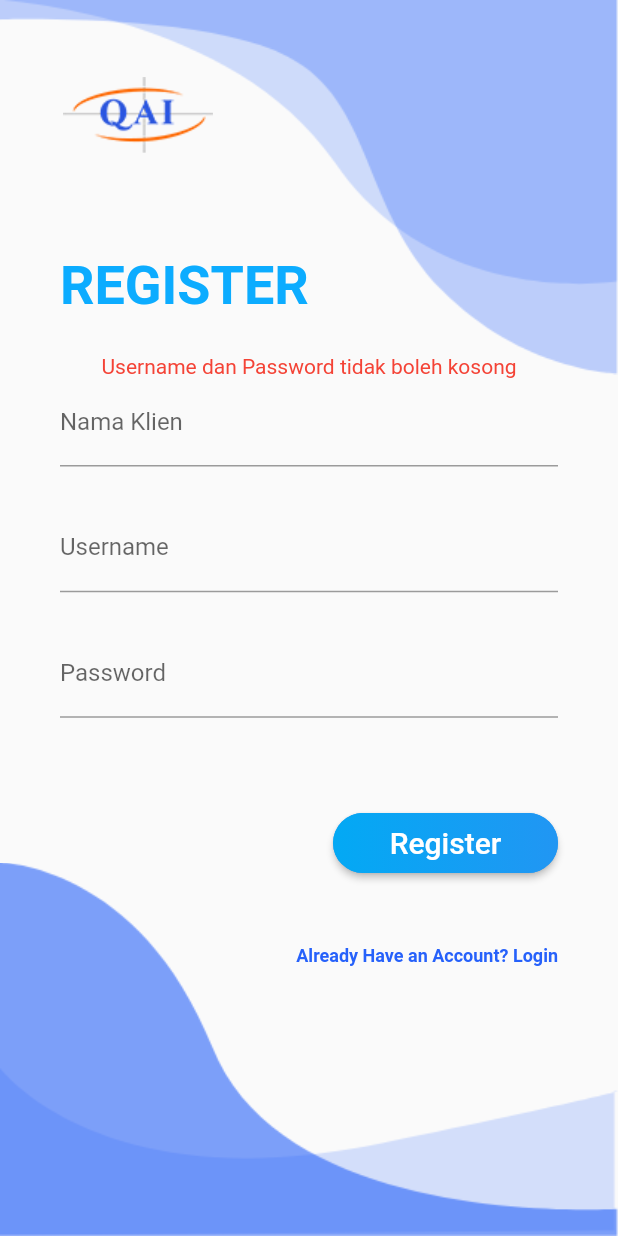
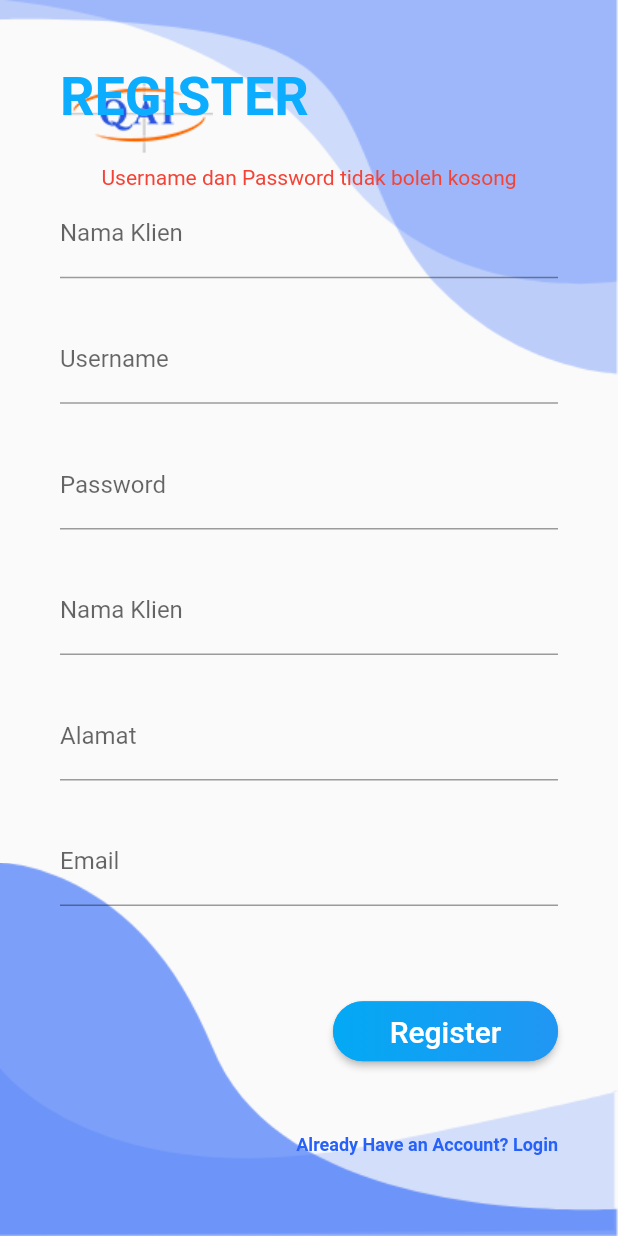
Before and after one commit to sirojjy/qims_mobile, a Flutter app: the Register screen opened by its route, after a tap on "Register", on a phone screen of 412 x 824 dp. Run offline on Flutter 3.47's test engine with Material 2 defaults, Android fonts, the phone set to English and light mode, and no system bars; our stand-ins replace bloc, equatable, flutter_bloc, google_maps_flutter, shared_preferences; missing offline and left inert: circular_bottom_navigation, enhance_stepper, maps_launcher, rounded_expansion_tile; accounts and stored records are empty.

Commit message:
BLOC Dashboard

```diff
--- a/lib/aut_modul/ui/bloc/auth_bloc.dart
+++ b/lib/aut_modul/ui/bloc/auth_bloc.dart
@@ -5,6 +5,7 @@ import 'package:equatable/equatable.dart';
 import 'package:meta/meta.dart';
 import 'package:qims_mobile/share/api_constant.dart';
 import 'package:http/http.dart' as http;
+import 'package:shared_preferences/shared_preferences.dart';
 
 part 'auth_event.dart';
 part 'auth_state.dart';
@@ -13,6 +14,7 @@ part 'auth_state.dart';
 
 
 class AuthBloc extends Bloc<AuthEvent, AuthState> {
+
   AuthBloc() : super(AuthState()) {
     on<OnLoginEvent>(_validateToLogin);
     on<OnRegisterEvent>(_validateToRegister);
@@ -21,6 +23,9 @@ class AuthBloc extends Bloc<AuthEvent, AuthState> {
 
 
   FutureOr<void> _validateToLogin(OnLoginEvent event, Emitter<AuthState> emit) async {
+    SharedPreferences prefs = await SharedPreferences.getInstance();
+
+
     emit(
       state.copyWith(
         status: AuthStateStatus.loading
@@ -71,8 +76,13 @@ class AuthBloc extends Bloc<AuthEvent, AuthState> {
           emit(
               state.copyWith(
                 status: AuthStateStatus.success,
+
               )
           );
+          prefs.setString('id', response['id']);
+          prefs.setString('username', response['username']);
+          prefs.setString('nama', response['nama']);
+          prefs.setString('id_klien', response['id_klien']);
         }
       }
     } catch(error, stacktrace){
@@ -95,7 +105,7 @@ class AuthBloc extends Bloc<AuthEvent, AuthState> {
 
 
     try{
-      if(event.username == '' && event.password == '' && event.nama == ''){
+      if(event.username == '' && event.password == '' && event.nama_cp == ''){
         emit(
             state.copyWith(
               status: AuthStateStatus.error,
@@ -116,7 +126,7 @@ class AuthBloc extends Bloc<AuthEvent, AuthState> {
               message: 'Password tidak boleh kosong',
             )
         );
-      } else if(event.nama == ''){
+      } else if(event.nama_cp == ''){
         emit(
             state.copyWith(
               status: AuthStateStatus.error,
@@ -130,14 +140,18 @@ class AuthBloc extends Bloc<AuthEvent, AuthState> {
             url,
             body: {
               'param' : event.param,
+              'nama_klien' : event.nama_klien,
+              'alamat' : event.alamat,
               'username' : event.username,
               'password' : event.password,
-              'nama' : event.nama,
+              'nama_cp' : event.nama_cp,
+              'nama_klien' : event.nama_klien,
+              'alamat' : event.alamat,
+               'email' : event.email,
             }
         );
-        var response;
-        // = jsonDecode(request.body);
-        // print('INI HASILNYA : $response');
+        var response = jsonDecode(request.body);
+        print('INI HASILNYA : $response');
         if(response['status'] == 'fail'){
           emit(
               state.copyWith(
@@ -148,7 +162,7 @@ class AuthBloc extends Bloc<AuthEvent, AuthState> {
         } else {
           emit(
               state.copyWith(
-                status: AuthStateStatus.success,
+                status: AuthStateStatus.successRegister,
               )
           );
         }
--- a/lib/aut_modul/ui/bloc/auth_event.dart
+++ b/lib/aut_modul/ui/bloc/auth_event.dart
@@ -9,10 +9,10 @@ class AuthEvent extends Equatable{
 class OnLoginEvent extends AuthEvent {
   final String? param;
   final String? username;
-  final String? nama;
   final String? password;
 
-  OnLoginEvent( {this.param, this.username, this.password, this.nama});
+
+  OnLoginEvent({this.param, this.username, this.password});
 
   @override
   List<Object?> get props => [param, username, password];
@@ -21,11 +21,14 @@ class OnLoginEvent extends AuthEvent {
 class OnRegisterEvent extends AuthEvent {
   final String? param;
   final String? username;
-  final String? nama;
   final String? password;
+  final String? nama_klien;
+  final String? alamat;
+  final String? nama_cp;
+  final String? email;
 
-  OnRegisterEvent( {this.param, this.username, this.password, this.nama});
+  OnRegisterEvent({this.param, this.username, this.password, this.nama_klien, this.alamat, this.nama_cp, this.email,});
 
   @override
-  List<Object?> get props => [param, username, password, nama];
+  List<Object?> get props => [param, username, password];
 }
--- a/lib/aut_modul/ui/bloc/auth_state.dart
+++ b/lib/aut_modul/ui/bloc/auth_state.dart
@@ -1,12 +1,13 @@
 part of 'auth_bloc.dart';
 
-enum AuthStateStatus {initial, success, error, loading}
+enum AuthStateStatus {initial, success, error, loading, successRegister}
 
 extension AuthStateStatusX on AuthStateStatus {
   bool get isInitial => this == AuthStateStatus.initial;
   bool get isSuccess => this == AuthStateStatus.success;
   bool get isError => this == AuthStateStatus.error;
   bool get isLoading => this == AuthStateStatus.loading;
+  bool get isSuccessRegister => this == AuthStateStatus.successRegister;
 }
 
 
@@ -15,42 +16,55 @@ extension AuthStateStatusX on AuthStateStatus {
 class AuthState extends Equatable {
 
   const AuthState({
+    this.nama_klien,
+    this.alamat,
+    this.nama_cp,
+    this.email,
     this.username,
-    this.password,
-    this.nama,
-    this.status = AuthStateStatus.initial,
+    this.password, this.status = AuthStateStatus.initial,
     this.message
 });
 
   final String? username;
   final String? password;
-  final String? nama;
   final AuthStateStatus status;
   final String? message;
+  final String? nama_klien;
+  final String? alamat;
+  final String? nama_cp;
+  final String? email;
 
   @override
   // TODO: implement props
   List<Object?> get props => [
     username,
     password,
-    nama,
     status,
     message,
+    nama_klien,
+    alamat,
+    nama_cp,
+    email,
   ];
 
   AuthState copyWith ({
     String? username,
-    String? password,
-    String? nama,
-    AuthStateStatus? status,
-    String? message
+    String? password, AuthStateStatus? status,
+    String? message,
+    String? nama_klien,
+    String? alamat,
+    String? nama_cp,
+    String? email,
   }) {
     return AuthState(
       username: username ?? this.username,
       password: password ?? this.password,
-      nama: nama ?? this.nama,
       status: status ?? this.status,
       message: message ?? this.message,
+      nama_klien: nama_klien ?? this.nama_klien,
+      alamat: alamat ?? this.alamat,
+      nama_cp: nama_cp ?? this.nama_cp,
+      email: email ?? this.email,
     );
   }
 
--- a/lib/aut_modul/ui/screen/register.dart
+++ b/lib/aut_modul/ui/screen/register.dart
@@ -17,14 +17,23 @@ class Register extends StatefulWidget {
 class _RegisterState extends State<Register> {
   var userNameControler = TextEditingController();
   var passwordController = TextEditingController();
-  var namaController = TextEditingController();
+  var namaCpController = TextEditingController();
+  var namaKlienController = TextEditingController();
+  var alamatController= TextEditingController();
+  var emailController = TextEditingController();
   String message1 = '';
   String message2 = '';
 
   @override
   Widget build(BuildContext context) {
     Size size = MediaQuery.of(context).size;
-    return Scaffold(
+    return BlocListener<AuthBloc,AuthState>(
+        listener: (context, state) {
+           if (state.status.isSuccessRegister){
+             Navigator.pushNamed(context, CustomRoutes.loginPage);
+           }
+        },
+      child: Scaffold(
           body: SingleChildScrollView(
             child: Background(
                 child: BlocConsumer<AuthBloc, AuthState>(
@@ -70,7 +79,7 @@ class _RegisterState extends State<Register> {
                             decoration: InputDecoration(
                                 labelText: 'Nama Klien'
                             ),
-                          controller: namaController,
+                            controller: namaCpController,
                           ),
                         ),
 
@@ -96,9 +105,47 @@ class _RegisterState extends State<Register> {
                                 labelText: 'Password'
                             ),
                             controller: passwordController,
+                            obscureText: true,
                           ),
                         ),
                         SizedBox(height: size.height * 0.03),
+
+                        Container(
+                          alignment: Alignment.center,
+                          margin: EdgeInsets.symmetric(horizontal: 40),
+                          child: TextField(
+                            decoration: InputDecoration(
+                                labelText: 'Nama Klien'
+                            ),
+                            controller: namaKlienController,
+                          ),
+                        ),
+                        SizedBox(height: size.height * 0.03),
+
+                        Container(
+                          alignment: Alignment.center,
+                          margin: EdgeInsets.symmetric(horizontal: 40),
+                          child: TextField(
+                            decoration: InputDecoration(
+                                labelText: 'Alamat'
+                            ),
+                            controller: alamatController,
+                          ),
+                        ),
+                        SizedBox(height: size.height * 0.03),
+
+                        Container(
+                          alignment: Alignment.center,
+                          margin: EdgeInsets.symmetric(horizontal: 40),
+                          child: TextField(
+                            decoration: InputDecoration(
+                                labelText: 'Email'
+                            ),
+                            controller: emailController,
+                          ),
+                        ),
+                        SizedBox(height: size.height * 0.03),
+
 
                         // Container(
                         //   alignment: Alignment.center,
@@ -132,9 +179,12 @@ class _RegisterState extends State<Register> {
                               print('hello');
                               context.read<AuthBloc>().add(OnRegisterEvent(
                                 param: 'register',
-                              nama: namaController.text,
+                                nama_cp: namaCpController.text,
                                 username: userNameControler.text,
                                 password: passwordController.text,
+                                nama_klien: namaKlienController.text,
+                                alamat: alamatController.text,
+                                email: emailController.text,
                               ));
                             },
                             style: ElevatedButton.styleFrom(
@@ -187,6 +237,7 @@ class _RegisterState extends State<Register> {
                 )
             ),
           )
+      ),
     );
   }
 }
```
Lines whose indentation alone changed are shown as unchanged.
